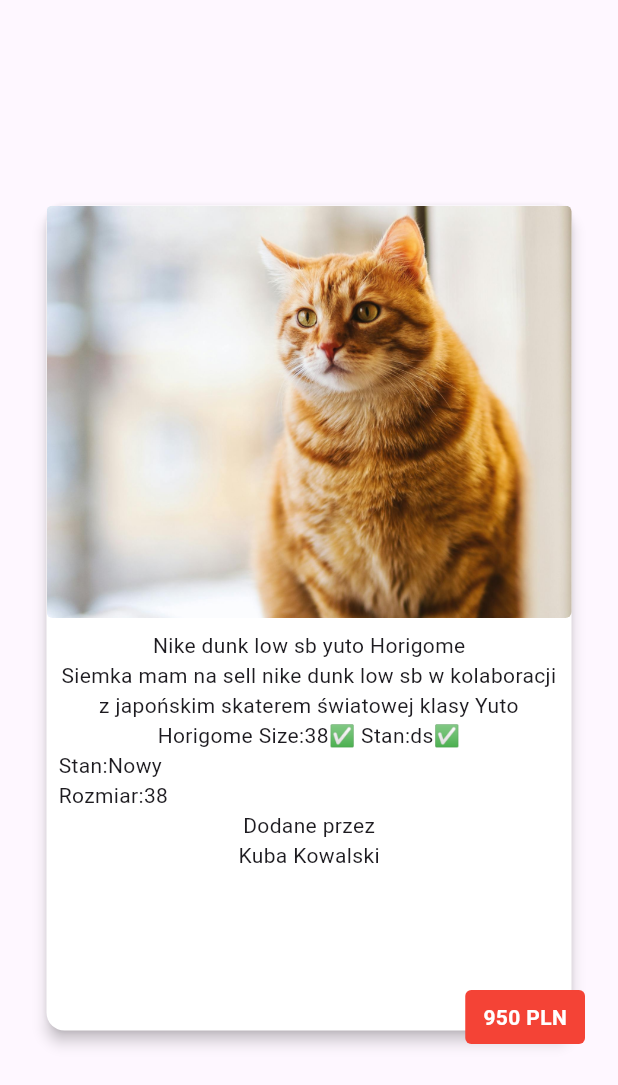
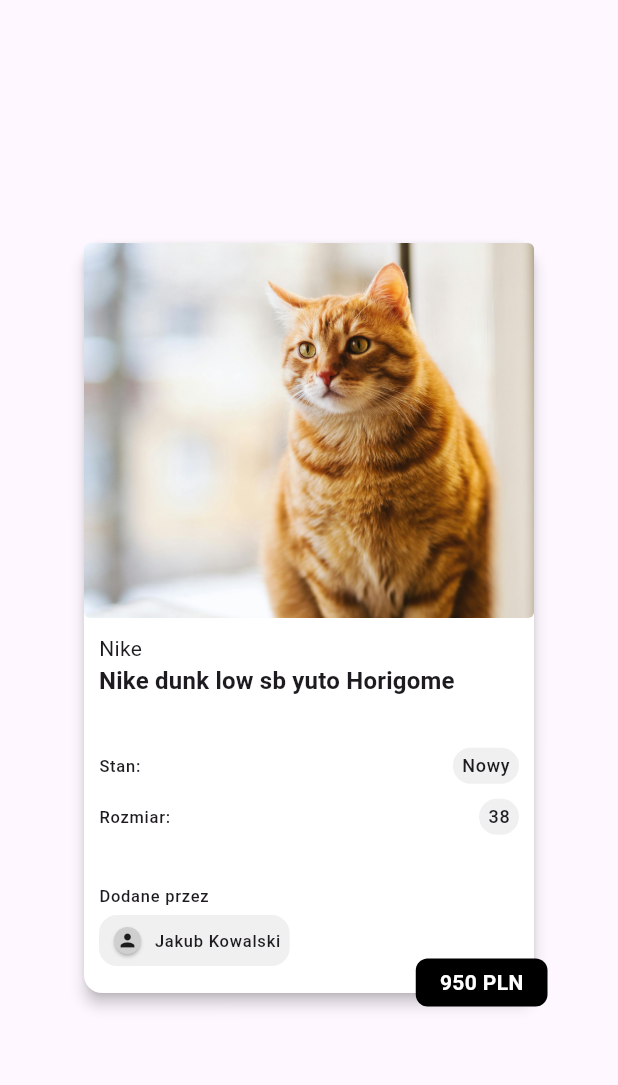
Before and after one commit to xmooncake/hypee, a Flutter app: the HomeScreen screen opened directly, on a phone screen of 412 x 824 dp. Shown: the top 1085 px of the screen. Run offline on Flutter 3.47's test engine with Material 3 defaults, Android fonts, the phone set to English and light mode, and no system bars; our stand-ins replace bloc, dio, equatable, flutter_bloc, go_router, google_fonts; generated files the repository leaves out were written again.

Commit message:
implemented product card initial design

```diff
--- a/lib/app/app.dart
+++ b/lib/app/app.dart
@@ -3,6 +3,7 @@ import 'package:flutter/widgets.dart';
 
 import 'package:flutter_bloc/flutter_bloc.dart';
 import 'package:go_router/go_router.dart';
+import 'package:google_fonts/google_fonts.dart';
 
 import 'package:hypee/app/bloc/app_bloc.dart';
 import 'package:hypee/features/home/home.screen.dart';
@@ -16,6 +17,9 @@ class App extends StatelessWidget {
       create: (context) => AppBloc(),
       child: MaterialApp.router(
         title: 'Hypee',
+        theme: ThemeData(
+          textTheme: GoogleFonts.montserratTextTheme(),
+        ),
         routerConfig: GoRouter(
           routes: [
             GoRoute(
--- a/lib/features/product/components/product.card.dart
+++ b/lib/features/product/components/product.card.dart
@@ -1,10 +1,27 @@
 import 'package:flutter/material.dart';
+
+import 'package:hypee/features/product/components/secondary_card.dart';
+import 'package:hypee/features/product/components/seller_card.dart';
 
 class ProductCard extends StatelessWidget {
   const ProductCard({super.key});
 
+  final width = 300.0;
+  final height = 500.0;
+
   @override
   Widget build(BuildContext context) {
+    Row productMeta(String label, String value) => Row(
+          children: [
+            Text('$label:', style: Theme.of(context).textTheme.labelSmall),
+            const Spacer(),
+            SecondaryCard(
+              child:
+                  Text(value, style: Theme.of(context).textTheme.labelMedium),
+            ),
+          ],
+        );
+
     return Stack(
       children: <Widget>[
         Padding(
@@ -15,11 +32,10 @@ class ProductCard extends StatelessWidget {
             color: Colors.white,
             child: Container(
               padding: EdgeInsets.zero,
-              height: 550,
-              width: 350,
+              height: height,
+              width: width,
               child: LayoutBuilder(
                 builder: (context, constraints) => Column(
-                  mainAxisSize: MainAxisSize.min,
                   crossAxisAlignment: CrossAxisAlignment.stretch,
                   children: [
                     SizedBox(
@@ -32,33 +48,33 @@ class ProductCard extends StatelessWidget {
                         ),
                       ),
                     ),
-                    const Expanded(
+                    Expanded(
                       child: Padding(
-                        padding: EdgeInsets.all(8),
+                        padding: const EdgeInsets.fromLTRB(10, 10, 10, 18),
                         child: Column(
+                          crossAxisAlignment: CrossAxisAlignment.start,
                           children: [
+                            const Text('Nike'),
                             Text(
                               'Nike dunk low sb yuto Horigome',
-                              textAlign: TextAlign.left,
+                              style: Theme.of(context)
+                                  .textTheme
+                                  .titleMedium!
+                                  .copyWith(
+                                    fontWeight: FontWeight.bold,
                                   ),
+                            ),
+                            const Spacer(),
+                            productMeta('Stan', 'Nowy'),
+                            const SizedBox(height: 10),
+                            productMeta('Rozmiar', '38'),
+                            const Spacer(),
                             Text(
-                              'Siemka mam na sell nike dunk low sb w kolaboracji z japońskim skaterem światowej klasy Yuto Horigome Size:38✅ Stan:ds✅',
-                              textAlign: TextAlign.center,
+                              'Dodane przez',
+                              style: Theme.of(context).textTheme.labelSmall,
                             ),
-                            Row(
-                              children: [
-                                Text('Stan:'),
-                                Text('Nowy'),
-                              ],
-                            ),
-                            Row(
-                              children: [
-                                Text('Rozmiar:'),
-                                Text('38'),
-                              ],
-                            ),
-                            Text('Dodane przez'),
-                            Text('Kuba Kowalski'),
+                            const SizedBox(height: 5),
+                            const SellerCard(username: 'Jakub Kowalski'),
                           ],
                         ),
                       ),
@@ -69,14 +85,20 @@ class ProductCard extends StatelessWidget {
             ),
           ),
         ),
-        Positioned(
+        priceLabel(),
+      ],
+    );
+  }
+
+  Positioned priceLabel() {
+    return Positioned(
       bottom: 10,
       right: 10,
       child: Container(
-            padding: const EdgeInsets.symmetric(horizontal: 12, vertical: 8),
+        padding: const EdgeInsets.symmetric(horizontal: 16, vertical: 6),
         decoration: BoxDecoration(
-              color: Colors.red,
-              borderRadius: BorderRadius.circular(4),
+          color: Colors.black,
+          borderRadius: BorderRadius.circular(8),
         ),
         child: const Text(
           '950 PLN',
@@ -86,8 +108,6 @@ class ProductCard extends StatelessWidget {
           ),
         ),
       ),
-        ),
-      ],
     );
   }
 }
--- /dev/null
+++ b/lib/features/product/components/secondary_card.dart
@@ -0,0 +1,19 @@
+import 'package:flutter/material.dart';
+
+class SecondaryCard extends StatelessWidget {
+  const SecondaryCard({super.key, required this.child});
+
+  final Widget child;
+
+  @override
+  Widget build(BuildContext context) {
+    return Container(
+      decoration: BoxDecoration(
+        borderRadius: BorderRadius.circular(12),
+        color: const Color.fromARGB(255, 240, 240, 240),
+      ),
+      padding: const EdgeInsets.symmetric(horizontal: 6, vertical: 4),
+      child: child,
+    );
+  }
+}
--- /dev/null
+++ b/lib/features/product/components/seller_card.dart
@@ -0,0 +1,35 @@
+import 'package:flutter/material.dart';
+
+import 'package:hypee/features/product/components/secondary_card.dart';
+
+class SellerCard extends StatelessWidget {
+  const SellerCard({super.key, required this.username});
+
+  final String username;
+
+  @override
+  Widget build(BuildContext context) {
+    const color = Color.fromARGB(255, 207, 207, 207);
+
+    return SecondaryCard(
+      child: Row(
+        mainAxisSize: MainAxisSize.min,
+        children: [
+          Card(
+            color: color,
+            surfaceTintColor: color,
+            child: Container(
+              decoration: const BoxDecoration(
+                shape: BoxShape.circle,
+              ),
+              padding: const EdgeInsets.all(2.0),
+              child: const Icon(Icons.person, size: 14),
+            ),
+          ),
+          const SizedBox(width: 5),
+          Text(username, style: Theme.of(context).textTheme.labelSmall),
+        ],
+      ),
+    );
+  }
+}
--- a/pubspec.yaml
+++ b/pubspec.yaml
@@ -16,6 +16,7 @@ dependencies:
   flutter_localizations:
     sdk: flutter
   go_router: ^12.1.1
+  google_fonts: ^6.2.0
   intl: ^0.18.0
 
 dev_dependencies:
```
Also changed, not shown: pubspec.lock. Lines whose indentation alone changed are shown as unchanged.
